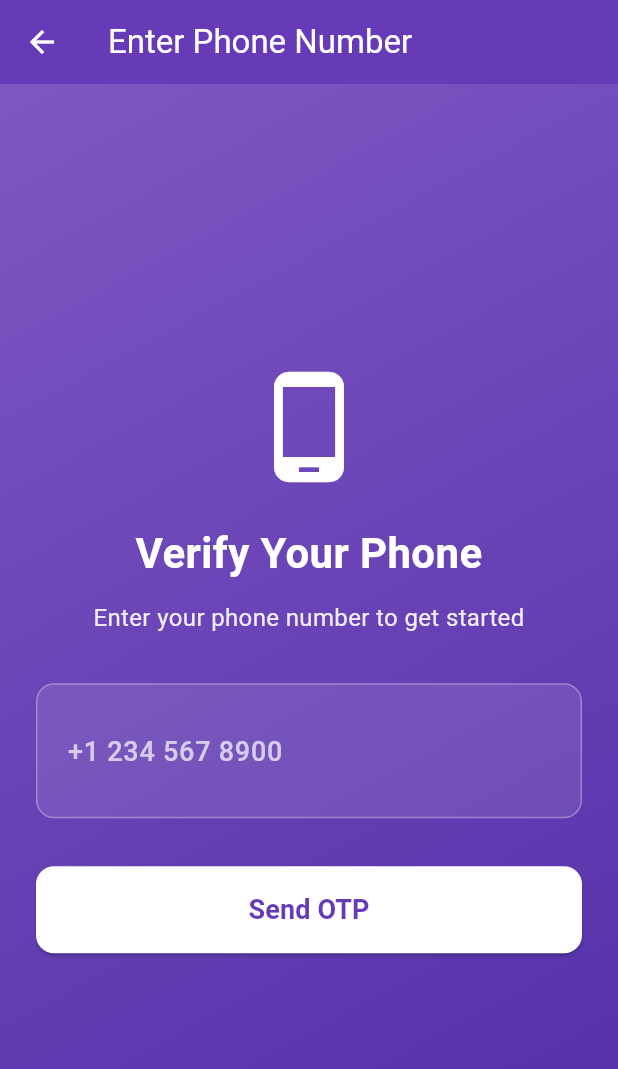
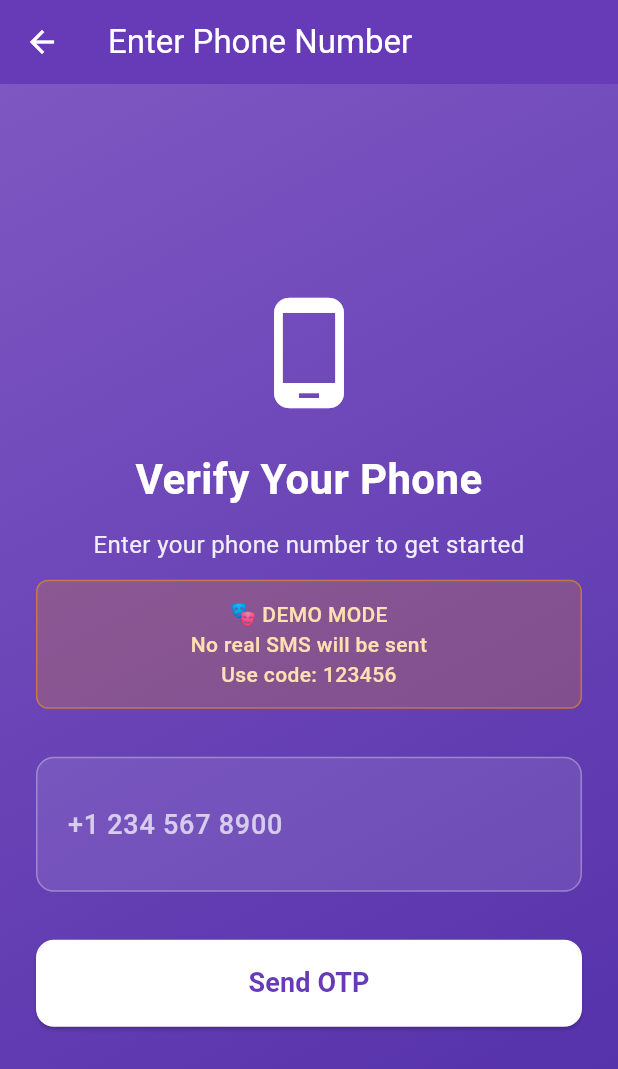
Before and after one commit to mitchell1972/examCoachApp, a Flutter app: the screen it shows after launch, after a tap on "Sign Up", on a phone screen of 412 x 824 dp. Shown: the top 1069 px of the screen. Run offline on Flutter 3.47's test engine with Material 3 defaults, Android fonts, the phone set to English and light mode, and no system bars; our stand-ins replace connectivity_plus, flutter_secure_storage, logger.

Commit message:
📢 CLARIFY Demo Mode - No Real SMS Expected!
🎭 Added prominent demo notices:
- ✅ Phone screen: Orange notice 'DEMO MODE - Use code: 123456'
- ✅ OTP screen: Green notice 'DEMO CODE: 123456'
- ✅ Success messages: Clear demo indicators
- ✅ Logs: Show demo code on startup

📱 Users now understand:
❌ No real SMS will be sent
✅ Use demo code: 123456
🎯 This simulates the production flow

```diff
--- a/lib/screens/phone_input_screen.dart
+++ b/lib/screens/phone_input_screen.dart
@@ -183,6 +183,26 @@ class _PhoneInputScreenState extends State<PhoneInputScreen> {
                     ),
                     textAlign: TextAlign.center,
                   ),
+                  const SizedBox(height: 12),
+
+                  // Demo Mode Notice
+                  Container(
+                    padding: const EdgeInsets.all(12),
+                    decoration: BoxDecoration(
+                      color: Colors.orange.withOpacity(0.2),
+                      borderRadius: BorderRadius.circular(8),
+                      border: Border.all(color: Colors.orange.withOpacity(0.5)),
+                    ),
+                    child: Text(
+                      '🎭 DEMO MODE\nNo real SMS will be sent\nUse code: 123456',
+                      style: TextStyle(
+                        fontSize: 14,
+                        color: Colors.orange.shade100,
+                        fontWeight: FontWeight.w500,
+                      ),
+                      textAlign: TextAlign.center,
+                    ),
+                  ),
                   const SizedBox(height: 32),
 
                   // Phone number input
--- a/lib/services/firebase_auth_service.dart
+++ b/lib/services/firebase_auth_service.dart
@@ -24,6 +24,7 @@ class DemoAuthService {
   Future<void> initialize() async {
     try {
       _logger.i('🎭 Demo Auth Service: Initializing...');
+      _logger.i('ℹ️  NO REAL SMS WILL BE SENT - Use demo code: $_demoOtp');
 
       // Simulate initialization delay
       await Future.delayed(const Duration(milliseconds: 500));
@@ -79,7 +80,7 @@ class DemoAuthService {
 
       return PhoneVerificationResult.success(
         verificationId: _verificationId!,
-        message: '📱 Demo OTP "$_demoOtp" sent to $phoneNumber',
+        message: '🎭 DEMO MODE: No real SMS sent!\n📱 Use demo code: $_demoOtp\n\n(In production, real OTP would be sent to $phoneNumber)',
       );
 
     } catch (error, stackTrace) {
@@ -133,7 +134,7 @@ class DemoAuthService {
 
         return PhoneVerificationResult.verified(
           credential: demoCredential,
-          message: '✅ Phone number verified successfully!',
+          message: '✅ Demo verification successful!\n🎭 In production: Real phone verification completed',
         );
       } else {
         _logger.w('❌ Demo OTP verification failed: incorrect code');
```
Also changed, not shown: lib/screens/otp_verification_screen.dart (+21 -1 lines).
